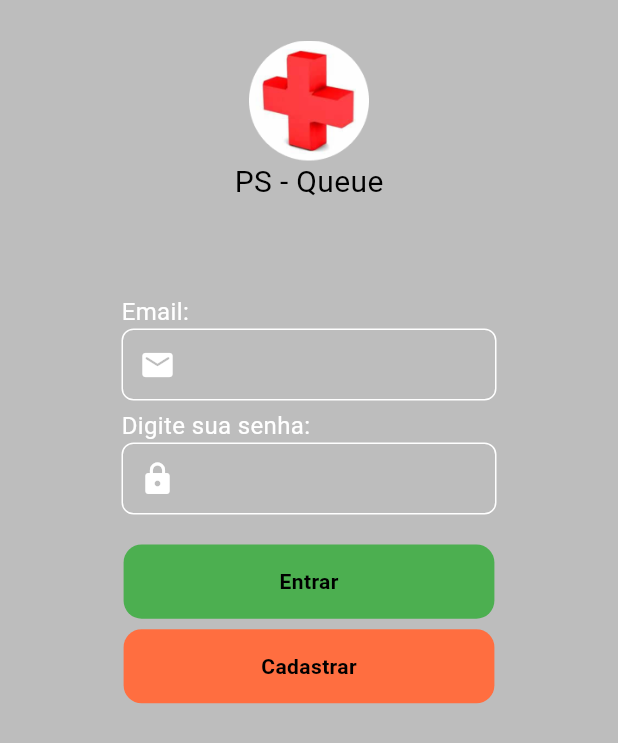
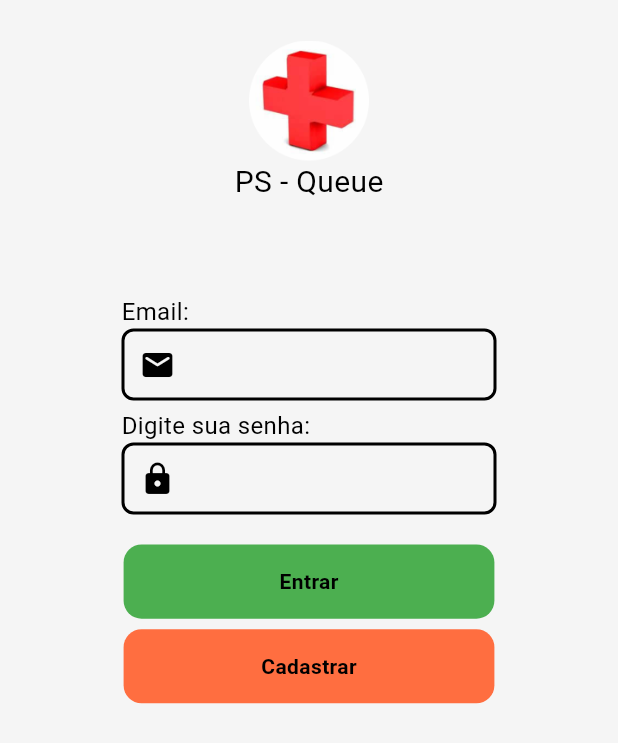
Before and after one commit to alexandrendev/app-queue, a Flutter app: the LoginPage screen opened by its route, on a phone screen of 412 x 824 dp. Shown: the top 743 px of the screen. Run offline on Flutter 3.47's test engine with Material 3 defaults, Android fonts, the phone set to English and light mode, and no system bars; our stand-ins replace parse_server_sdk_flutter; network calls fail.

```diff
--- a/app_queue/lib/controller/usuario/user_controller.dart
+++ b/app_queue/lib/controller/usuario/user_controller.dart
@@ -9,7 +9,7 @@ class UserController {
     TextEditingController dataNascimentoController,
     TextEditingController matriculaController,
     TextEditingController senhaController,
-    num? cargo,
+    String? cargo,
   ) async {
     final String name = nameController.text.trim();
     final String dataNascimento = dataNascimentoController.text.trim();
--- a/app_queue/lib/main.dart
+++ b/app_queue/lib/main.dart
@@ -1,5 +1,6 @@
 import 'package:app_queue/db/connection_b4a.dart';
 import 'package:app_queue/view/pages/cadastro_usuario.dart';
+import 'package:app_queue/view/pages/fichaList.dart';
 import 'package:app_queue/view/pages/init_page.dart';
 import 'package:app_queue/view/pages/login_page.dart';
 import 'package:app_queue/view/themes/dark_theme.dart';
@@ -25,7 +26,7 @@ class MyApp extends StatelessWidget {
         theme: lightTheme,
         darkTheme: darkTheme,
         themeMode: ThemeMode.system,
-        home: LoginPage(),
+        home: InitalPage(),
         routes: {
           '/cadastro': (context) => CadastroUsuario(),
           '/login': (context) => LoginPage(),
--- a/app_queue/lib/view/components/my_card.dart
+++ b/app_queue/lib/view/components/my_card.dart
@@ -27,7 +27,7 @@ class CustomSubtitle extends StatelessWidget {
       text,
       style: const TextStyle(
         fontSize: 14,
-        color: Colors.black54,
+        color: Colors.black,
       ),
     );
   }
--- a/app_queue/lib/view/components/my_text_input.dart
+++ b/app_queue/lib/view/components/my_text_input.dart
@@ -28,7 +28,7 @@ class MyTextInput extends StatelessWidget {
         Text(
           hintText,
           style: TextStyle(
-            color: Colors.white,
+            color: Theme.of(context).colorScheme.onSecondary,
             fontSize: 16,
           ),
         ),
@@ -47,13 +47,15 @@ class MyTextInput extends StatelessWidget {
             ),
             enabledBorder: OutlineInputBorder(
               borderRadius: BorderRadius.circular(8),
-              borderSide: BorderSide(color: Colors.white),
+              borderSide: BorderSide(
+                  color: Theme.of(context).colorScheme.onSecondary, width: 2),
             ),
             focusedBorder: OutlineInputBorder(
               borderRadius: BorderRadius.circular(8),
               borderSide: BorderSide(color: Colors.redAccent, width: 2),
             ),
-            prefixIcon: Icon(prefixIcon, color: Colors.white),
+            prefixIcon: Icon(prefixIcon,
+                color: Theme.of(context).colorScheme.onSecondary),
             contentPadding: EdgeInsets.symmetric(vertical: 10, horizontal: 15),
           ),
           obscureText: obscureText,
--- a/app_queue/lib/view/pages/fichaList.dart
+++ b/app_queue/lib/view/pages/fichaList.dart
@@ -1,5 +1,4 @@
 import 'package:app_queue/view/components/my_card.dart';
-import 'package:app_queue/view/components/my_priority.dart';
 import 'package:app_queue/controller/ficha/ficha_controller.dart';
 import 'package:app_queue/model/ficha/Prioridade.dart';
 import 'package:flutter/material.dart';
--- a/app_queue/lib/view/themes/dark_theme.dart
+++ b/app_queue/lib/view/themes/dark_theme.dart
@@ -3,22 +3,23 @@ import 'package:flutter/material.dart';
 ThemeData darkTheme = ThemeData(
   brightness: Brightness.dark,
   colorScheme: ColorScheme.dark(
-    surface: Colors.grey.shade900,
-    primary: Colors.red.shade400,
-    secondary: Colors.red.shade200,
-    inversePrimary: Colors.black,
-    onPrimary: Colors.grey.shade700,
-    onSecondary: Colors.black,
+    surface: Color(0xFF121212),
+    primary: Color(0xFFE53935),
+    secondary: Color(0xFFEF9A9A),
+    inversePrimary: Colors.white,
+    onPrimary: Colors.white,
+    onSecondary: Colors.white,
   ),
   textTheme: ThemeData.dark().textTheme.apply(
         bodyColor: Colors.white,
+        displayColor: Colors.black,
       ),
   iconTheme: IconThemeData(
-    color: Colors.red.shade200,
+    color: Color(0xFFEF9A9A),
   ),
   bottomNavigationBarTheme: BottomNavigationBarThemeData(
-    selectedItemColor: Colors.red.shade400,
-    unselectedItemColor: Colors.grey.shade600,
-    backgroundColor: Colors.grey.shade900,
+    selectedItemColor: Color(0xFFE53935),
+    unselectedItemColor: Colors.grey.shade500,
+    backgroundColor: Color(0xFF1E1E1E),
   ),
 );
--- a/app_queue/lib/view/themes/light_theme.dart
+++ b/app_queue/lib/view/themes/light_theme.dart
@@ -3,22 +3,27 @@ import 'package:flutter/material.dart';
 ThemeData lightTheme = ThemeData(
   brightness: Brightness.light,
   colorScheme: ColorScheme.light(
-    surface: Colors.grey.shade400,
-    primary: Colors.red.shade400,
-    secondary: Colors.red.shade200,
-    inversePrimary: Colors.black,
-    onPrimary: Colors.white,
-    onSecondary: Colors.white,
+    surface: Color(
+        0xFFF5F5F5), // Cinza muito claro para evitar branco puro (melhor conforto visual)
+    primary: Color(0xFFD32F2F), // Vermelho forte, mas não muito saturado
+    secondary: Color(0xFFFFCDD2), // Vermelho claro para detalhes sutis
+    inversePrimary: Colors.white, // Melhor para contraste reverso
+    onPrimary: Colors.white, // Mantém alta legibilidade sobre a cor principal
+    onSecondary: Colors.black, // Garante bom contraste sobre cor secundária
   ),
   textTheme: ThemeData.light().textTheme.apply(
-        bodyColor: Colors.black,
+        bodyColor: Colors.black, // Garante boa leitura
+        displayColor: Colors.grey
+            .shade800, // Cinza escuro para melhor suavidade em textos grandes
       ),
   iconTheme: IconThemeData(
-    color: Colors.red.shade400,
+    color: Color(0xFFD32F2F), // Ícones em vermelho forte para destaque
   ),
   bottomNavigationBarTheme: BottomNavigationBarThemeData(
-    selectedItemColor: Colors.red.shade400,
-    unselectedItemColor: Colors.grey,
-    backgroundColor: Colors.white,
+    selectedItemColor:
+        Color(0xFFD32F2F), // Vermelho primário para destaque nos itens ativos
+    unselectedItemColor: Colors
+        .grey.shade600, // Cinza médio para melhor distinção entre ativo/inativo
+    backgroundColor: Color(0xFFFFFFFF), // Mantém branco para um visual limpo
   ),
 );
```
Also changed, not shown: app_queue/lib/controller/ficha/ficha_controller.dart (+24 -42 lines), app_queue/lib/model/ficha/Prioridade.dart (+5 -5 lines), app_queue/lib/view/pages/cadastro_paciente.dart (+42 -3 lines), app_queue/lib/view/pages/cadastro_usuario.dart (+4 -4 lines), app_queue/lib/view/pages/init_page.dart (+5 -2 lines), app_queue/lib/view/pages/triagem.dart (+32 -3 lines).
